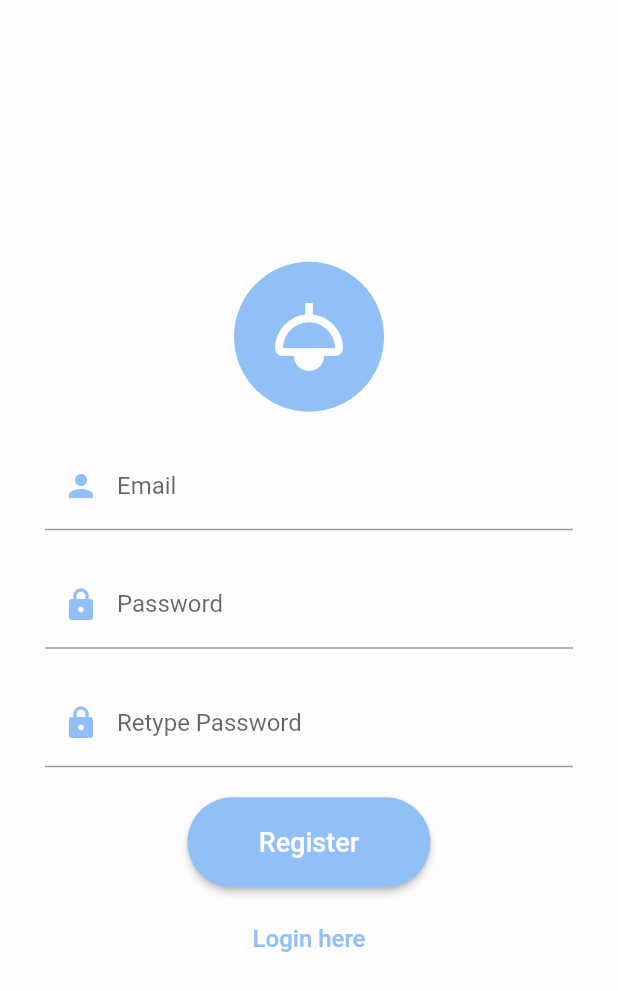
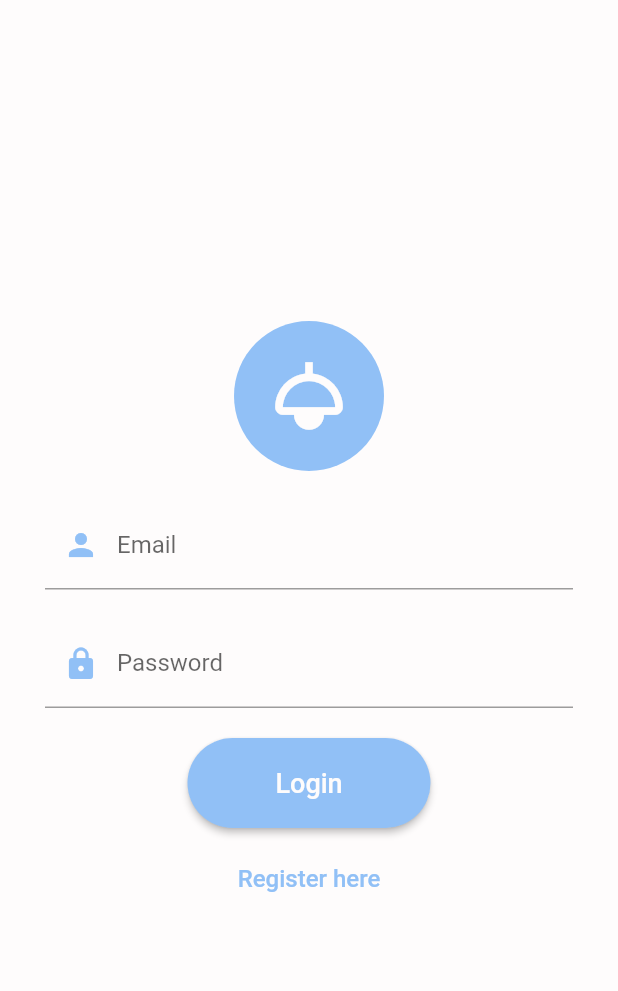
Before and after one commit to joheee/lampy, a Flutter app: the screen it shows after launch, on a phone screen of 412 x 824 dp. Shown: the top 991 px of the screen. Run offline on Flutter 3.47's test engine with Material 2 defaults, Android fonts, the phone set to English and light mode, and no system bars; our stand-ins replace firebase_auth, firebase_core; accounts and stored records are empty.

```diff
--- a/lib/main.dart
+++ b/lib/main.dart
@@ -20,7 +20,7 @@ class MyApp extends StatelessWidget {
     return const MaterialApp(
       debugShowCheckedModeBanner: false,
       title: 'Lampy the Smart Lamp',
-      home: RegisterPage()
+      home: LoginPage()
     );
   }
 }
--- a/lib/page/auth/login.dart
+++ b/lib/page/auth/login.dart
@@ -1,4 +1,5 @@
 import 'package:flutter/material.dart';
+import 'package:lampy/controller/auth_controller.dart';
 import 'package:lampy/controller/login_controller.dart';
 import 'package:lampy/controller/register_controller.dart';
 import 'package:lampy/layout/custom_auth_layout.dart';
@@ -13,6 +14,7 @@ class LoginPage extends StatelessWidget {
 
   @override
   Widget build(BuildContext context) {
+    AuthController.authMiddleware(context);
     TextEditingController emailController = TextEditingController();
     TextEditingController passwordController = TextEditingController();
 
--- a/lib/page/auth/register.dart
+++ b/lib/page/auth/register.dart
@@ -15,7 +15,6 @@ class RegisterPage extends StatelessWidget {
   @override
   Widget build(BuildContext context) {
     AuthController.authMiddleware(context);
-
     TextEditingController emailController = TextEditingController();
     TextEditingController passwordController = TextEditingController();
     TextEditingController retypePasswordController = TextEditingController();
--- a/lib/page/home/home.dart
+++ b/lib/page/home/home.dart
@@ -5,7 +5,6 @@ import 'package:lampy/controller/auth_controller.dart';
 import 'package:lampy/layout/custom_home_grid_layout.dart';
 import 'package:lampy/component/custom_toggle.dart';
 import 'package:lampy/config/variable.dart';
-import 'package:lampy/page/auth/login.dart';
 
 class HomePage extends StatefulWidget {
   const HomePage({super.key});
@@ -25,6 +24,8 @@ class _HomePageState extends State<HomePage> {
 
   @override
   Widget build(BuildContext context) {
+    AuthController.guestMiddleware(context);
+
     return CustomHomeGridLayout(
       itemBuilder: (context, index) {
         if (index == 0) {
```
